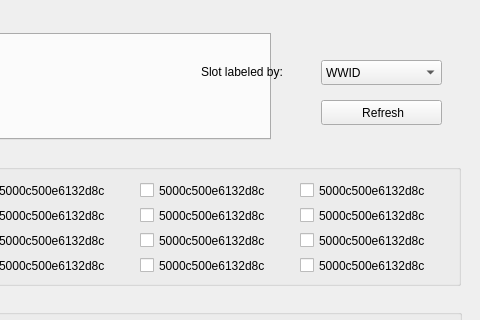
Before: the Qt Designer form widget.ui in JuihoChen/myDino, drawn with Qt 5; both pictures show x 679 to 1159 and y 0 to 320 of the 1159 by 841 pixel window.
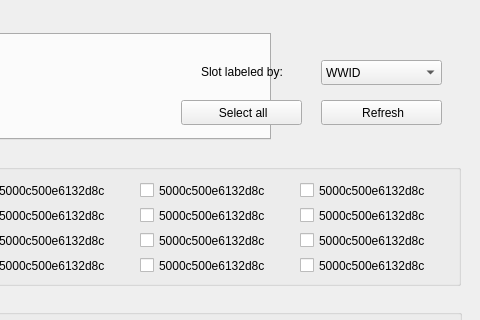
After: the same form once the commit is applied. Icons and pictures are not drawn.

Commit message: [UPDATE] 1. Added a "Select all" button to check all the enabled slots          2. Added a widget pointer member to QProcess for future manipulations          3. Per request, partial devices can be checked to be auto fio testing

Patch:
```diff
--- a/widget.ui
+++ b/widget.ui
@@ -2038,6 +2038,23 @@
     <number>24</number>
    </property>
   </widget>
+  <widget class="QPushButton" name="btnSelectAll">
+   <property name="geometry">
+    <rect>
+     <x>860</x>
+     <y>100</y>
+     <width>121</width>
+     <height>25</height>
+    </rect>
+   </property>
+   <property name="text">
+    <string> Select all</string>
+   </property>
+   <property name="icon">
+    <iconset resource="systray.qrc">
+     <normaloff>:/select-all.png</normaloff>:/select-all.png</iconset>
+   </property>
+  </widget>
  </widget>
  <resources>
   <include location="systray.qrc"/>
```
The commit also changes 6 other files.
